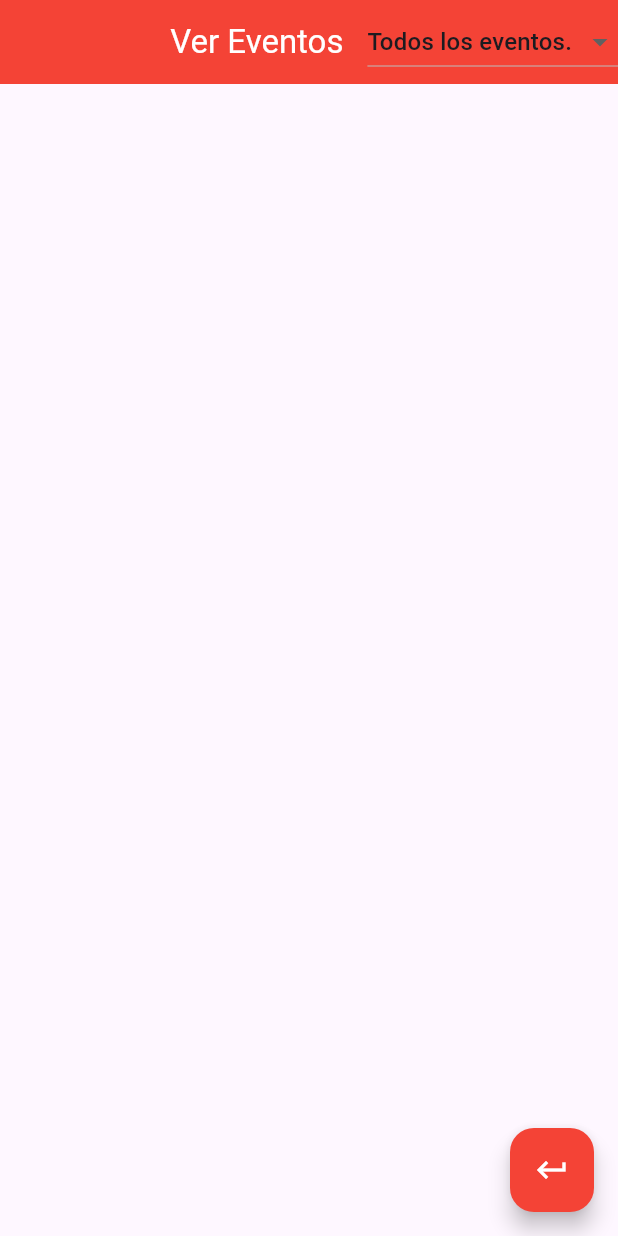
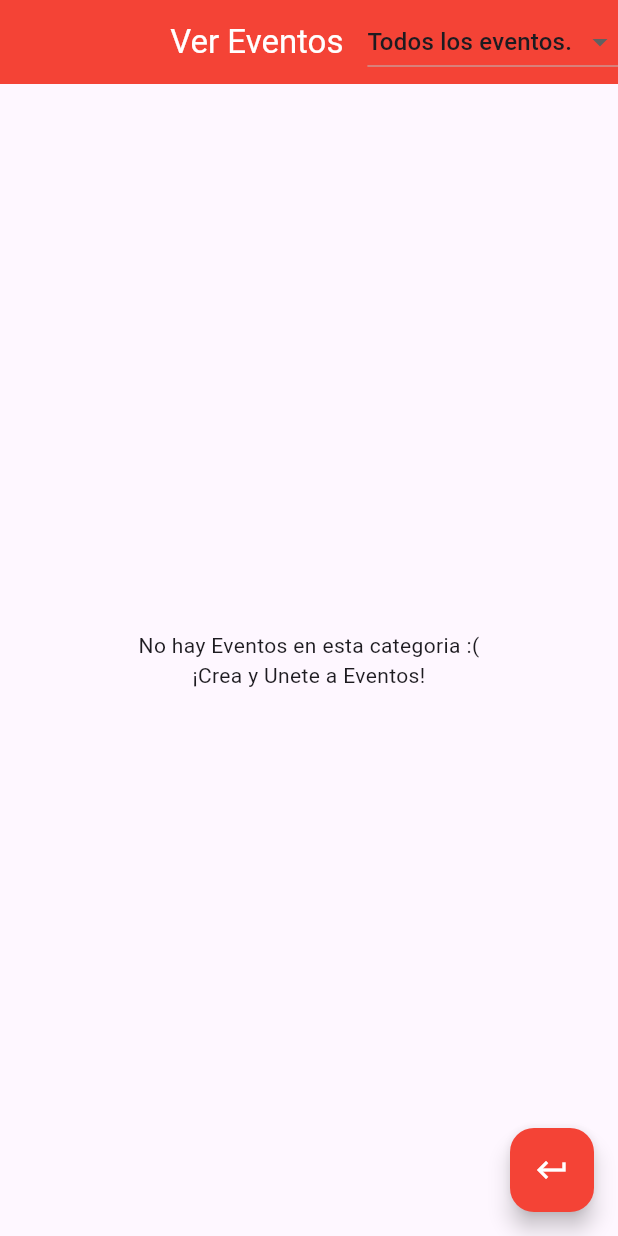
Before and after one commit to MrSp000ky/manejador_eventos, a Flutter app: the ViewPageScreen screen opened by its route, on a phone screen of 412 x 824 dp. Run offline on Flutter 3.47's test engine with Material 3 defaults, Android fonts, the phone set to English and light mode, and no system bars; our stand-ins replace cloud_firestore, firebase_auth, firebase_core, flutter_riverpod, go_router; accounts and stored records are empty.

Commit message:
Validacion si la lista de eventos es vacia, solo el OWNER del evento lo puede editar

```diff
--- a/lib/controller/event_controller/eventController.dart
+++ b/lib/controller/event_controller/eventController.dart
@@ -20,7 +20,7 @@ class EventController {
       await _firebaseFirestore.collection('events').doc(event.id).update(event.toMap()).catchError((e) {
       throw Exception('Error updating event: $e');
   });
-    await _firebaseFirestore.collection('user-event').doc('${event.id}-${event.owner}').set({
+    await _firebaseFirestore.collection('user-event').doc('${event.id}-$username').set({
     'username': username,
     'eventId': event.id,
   });
--- a/lib/presentation/screens/viewScreen/ViewPageScreen.dart
+++ b/lib/presentation/screens/viewScreen/ViewPageScreen.dart
@@ -65,12 +65,14 @@ class _ViewPageScreen extends ConsumerState<ViewPageScreen>{
           ],
         ),
       body: Center(
-        child: ListView.builder(
-          itemCount: events.length,
-          itemBuilder: (context, index) {
-            return EventoCard(evento: events[index]);
-          },
-        ),
+          child: events.isEmpty
+              ? const Text("No hay Eventos en esta categoria :( \n¡Crea y Unete a Eventos!" , textAlign: TextAlign.center,)
+              : ListView.builder(
+                  itemCount: events.length,
+                  itemBuilder: (context, index) {
+                    return EventoCard(evento: events[index]);
+                  },
+                ),
       ),
       floatingActionButton: FloatingActionButton(
             tooltip: "Regresar al Menu",
```
Also changed, not shown: lib/presentation/providers/event_provider.dart (+9 -4 lines), lib/presentation/screens/widgets/viewEvent_widgets/event_card.dart (+8 -1 lines).
